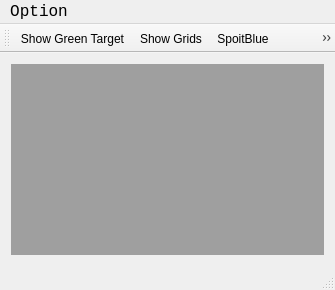
Before: the Qt Designer form src/mainwindow.ui in hayashi-lab-soma/ONGA_BlueDoctor, drawn with Qt 5.
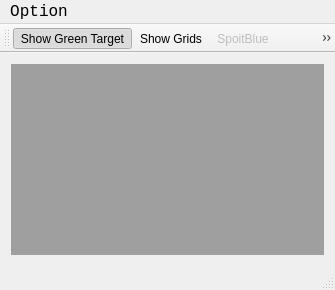
After: the same form once the commit is applied. Icons and pictures are not drawn.

```diff
--- a/src/mainwindow.ui
+++ b/src/mainwindow.ui
@@ -78,6 +78,9 @@
    <property name="checkable">
     <bool>true</bool>
    </property>
+   <property name="checked">
+    <bool>true</bool>
+   </property>
    <property name="icon">
     <iconset>
      <normaloff>../resource/green_target.png</normaloff>../resource/green_target.png</iconset>
@@ -175,6 +178,9 @@
    </property>
   </action>
   <action name="actSpoitBlue">
+   <property name="enabled">
+    <bool>false</bool>
+   </property>
    <property name="icon">
     <iconset resource="../resource/rsc.qrc">
      <normaloff>:/IMAGE/spoitblue.png</normaloff>:/IMAGE/spoitblue.png</iconset>
```
Left out of the diff: 3 changed lines with no effect on the pictures.
